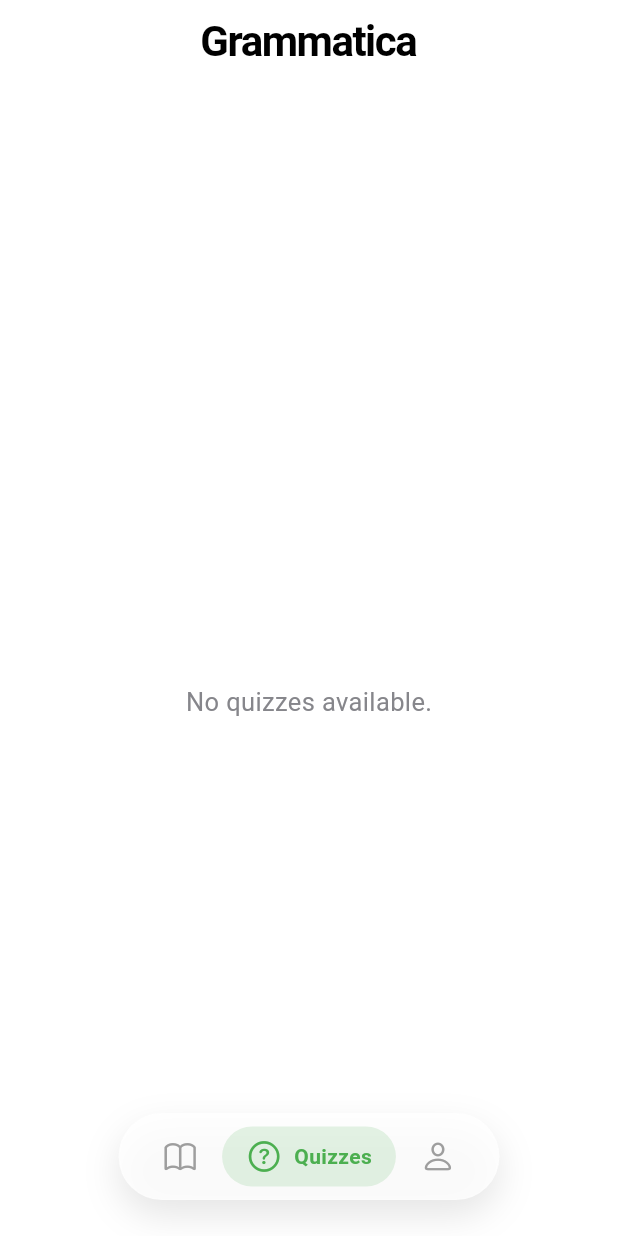
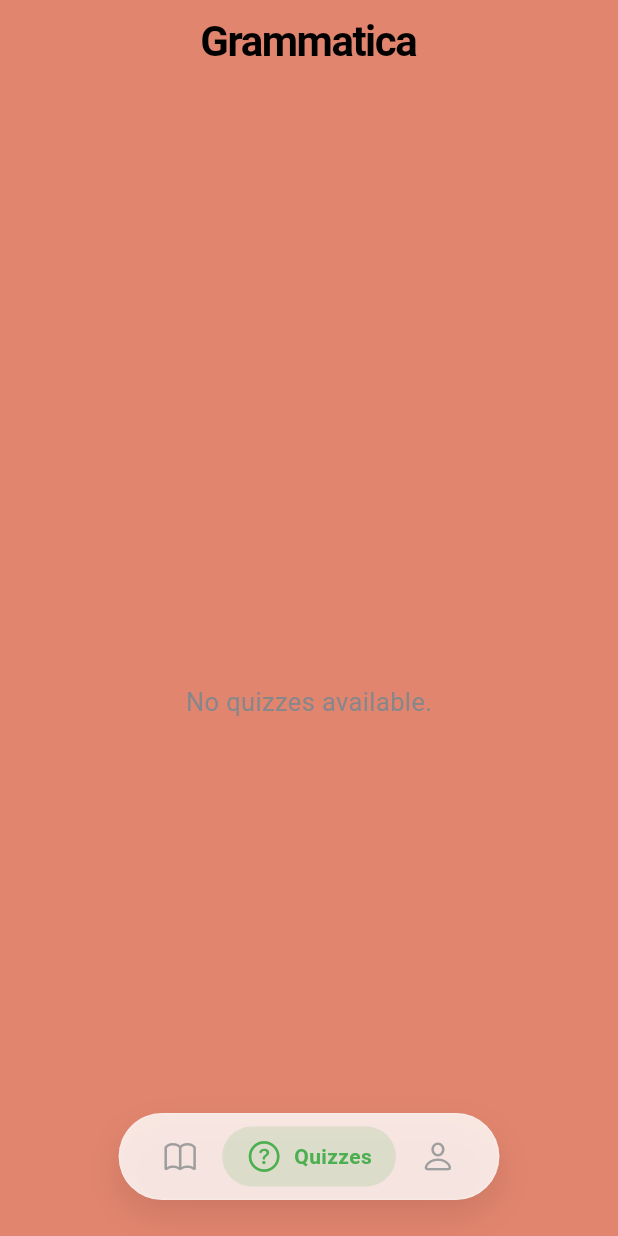
Before and after one commit to amielitos/grammatica2, a Flutter app: the screen it shows once a user with an empty profile is signed in, after a tap on an icon or button, on a phone screen of 412 x 824 dp. Run offline on Flutter 3.47's test engine with Material 3 defaults, Android fonts, the phone set to English and light mode, and no system bars; our stand-ins replace cloud_firestore, file_picker, firebase_auth, firebase_core, firebase_storage, flutter_markdown; accounts and stored records are empty.

Commit message:
Further fixes

```diff
--- a/lib/pages/lesson_page.dart
+++ b/lib/pages/lesson_page.dart
@@ -60,7 +60,6 @@ class _LessonPageState extends State<LessonPage> {
   @override
   Widget build(BuildContext context) {
     return Scaffold(
-      backgroundColor: Colors.transparent,
       appBar: AppBar(
         title: const Text('Grammatica'),
         backgroundColor: Colors.transparent,
--- a/lib/pages/profile_page.dart
+++ b/lib/pages/profile_page.dart
@@ -137,6 +137,7 @@ class ProfilePageState extends State<ProfilePage> {
         if (roleSnap.connectionState == ConnectionState.waiting ||
             !roleSnap.hasData) {
           return const Scaffold(
+            backgroundColor: Colors.transparent,
             body: Center(child: CircularProgressIndicator()),
           );
         }
--- a/lib/pages/quiz_detail_page.dart
+++ b/lib/pages/quiz_detail_page.dart
@@ -81,7 +81,6 @@ class _QuizDetailPageState extends State<QuizDetailPage> {
   @override
   Widget build(BuildContext context) {
     return Scaffold(
-      backgroundColor: Colors.transparent,
       appBar: AppBar(
         title: const Text('Grammatica'),
         backgroundColor: Colors.transparent,
--- a/lib/pages/quizzes_page.dart
+++ b/lib/pages/quizzes_page.dart
@@ -46,7 +46,6 @@ class QuizzesPage extends StatelessWidget {
   @override
   Widget build(BuildContext context) {
     return Scaffold(
-      backgroundColor: Colors.transparent,
       appBar: AppBar(
         title: const Text('Grammatica'),
         backgroundColor: Colors.transparent,
```
Also changed, not shown: lib/pages/home_page.dart (+0 -8 lines), 1 other file.
